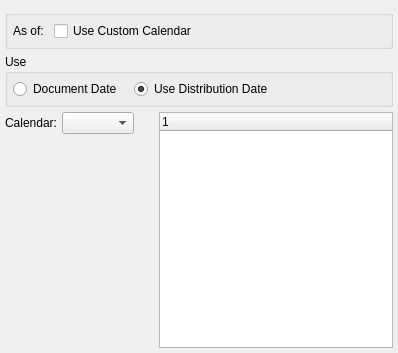
Before: the Qt Designer form guiclient/displays/dspTimePhasedOpenAPItems.ui in Pegasus-RPG/xtuple-client, drawn with Qt 5.
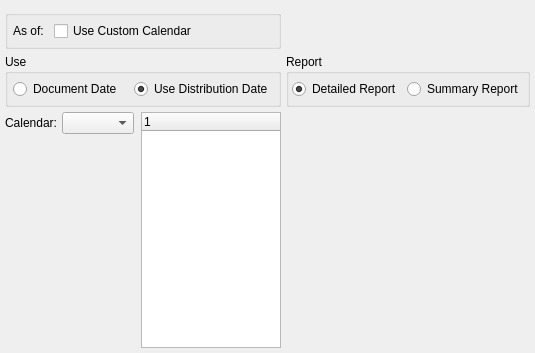
After: the same form once the commit is applied. Custom widgets are drawn as their Qt base class.

Commit message: Issue #6664: Allow user selection of AR/AP Aging summary vs detailed reports

What changed in the file:
```diff
--- a/guiclient/displays/dspTimePhasedOpenAPItems.ui
+++ b/guiclient/displays/dspTimePhasedOpenAPItems.ui
@@ -108,6 +108,57 @@
      </layout>
     </widget>
    </item>
+   <item row="2" column="1">
+    <widget class="QGroupBox" name="_reptGroup">
+     <property name="title">
+      <string>Report</string>
+     </property>
+     <layout class="QHBoxLayout">
+      <property name="leftMargin">
+       <number>3</number>
+      </property>
+      <property name="topMargin">
+       <number>0</number>
+      </property>
+      <property name="rightMargin">
+       <number>3</number>
+      </property>
+      <property name="bottomMargin">
+       <number>0</number>
+      </property>
+      <item>
+       <widget class="QRadioButton" name="_detailedReport">
+        <property name="text">
+         <string>Detailed Report</string>
+        </property>
+        <property name="checked">
+         <bool>true</bool>
+        </property>
+       </widget>
+      </item>
+      <item>
+       <widget class="QRadioButton" name="_summaryReport">
+        <property name="text">
+         <string>Summary Report</string>
+        </property>
+       </widget>
+      </item>
+      <item>
+       <spacer>
+        <property name="orientation">
+         <enum>Qt::Horizontal</enum>
+        </property>
+        <property name="sizeHint" stdset="0">
+         <size>
+          <width>0</width>
+          <height>28</height>
+         </size>
+        </property>
+       </spacer>
+      </item>
+     </layout>
+    </widget>
+   </item>
    <item row="3" column="0">
     <layout class="QHBoxLayout">
      <property name="spacing">
```
The commit also changes 5 other files.
